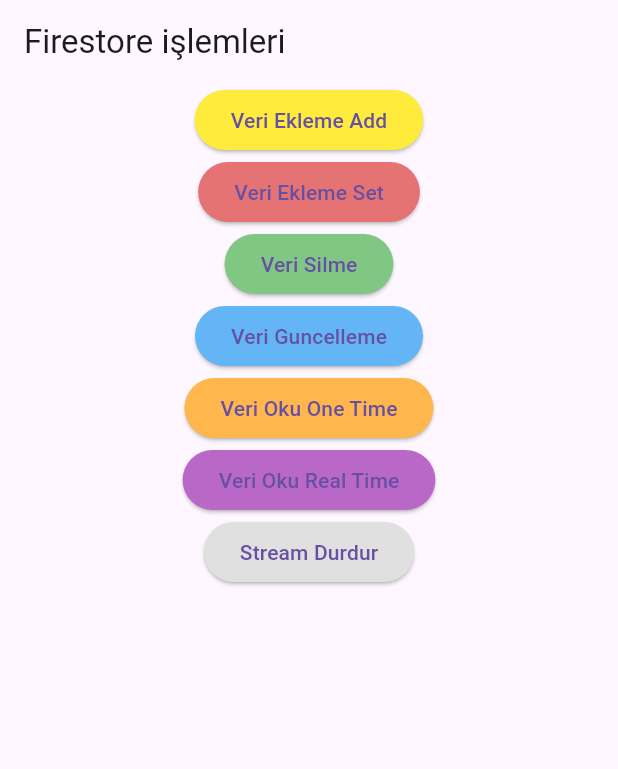
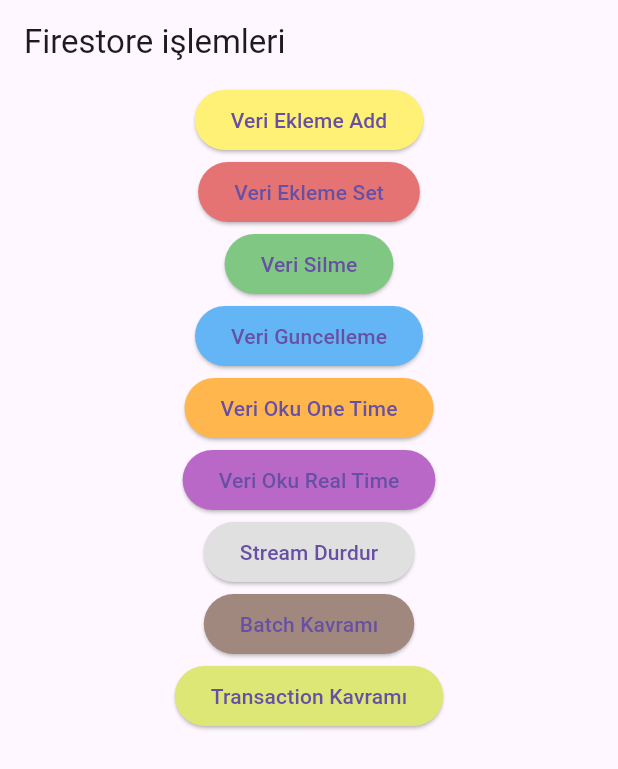
Before and after one commit to Cahidenuryalcin/fireabseDersleri, a Flutter app: the FirestoreDersleri screen opened directly, after a tap on "Veri Oku Real Time", on a phone screen of 412 x 824 dp. Shown: the top 769 px of the screen. Run offline on Flutter 3.47's test engine with Material 3 defaults, Android fonts, the phone set to English and light mode, and no system bars; our stand-ins replace cloud_firestore, firebase_auth, firebase_core; accounts and stored records are empty.

Commit message:
08.05.24

```diff
--- a/lib/firestore_dersleri.dart
+++ b/lib/firestore_dersleri.dart
@@ -1,3 +1,5 @@
+import 'dart:async';
+
 import 'package:cloud_firestore/cloud_firestore.dart';
 import 'package:flutter/material.dart';
 
@@ -11,6 +13,8 @@ class FirestoreDersleri extends StatelessWidget {
   FirestoreDersleri({super.key});
 
   FirebaseFirestore _firestore = FirebaseFirestore.instance;
+
+  StreamSubscription? _userSubscribe;
 
   @override
   Widget build(BuildContext context) {
@@ -29,7 +33,7 @@ class FirestoreDersleri extends StatelessWidget {
         child: Column(
           children: [
             ElevatedButton(
-                style: ElevatedButton.styleFrom(backgroundColor: Colors.yellow),
+                style: ElevatedButton.styleFrom(backgroundColor: Colors.yellow.shade300),
                 onPressed: () => veriEklemeAdd(),
                 child: Text("Veri Ekleme Add")),
             ElevatedButton(
@@ -52,18 +56,26 @@ class FirestoreDersleri extends StatelessWidget {
                     backgroundColor: Colors.orange.shade300),
                 onPressed: () => veriOkumaOneTime(),
                 child: Text("Veri Oku One Time")),
-
-                ElevatedButton(
+            ElevatedButton(
                 style: ElevatedButton.styleFrom(
                     backgroundColor: Colors.purple.shade300),
                 onPressed: () => veriOkumaRealTime(),
                 child: Text("Veri Oku Real Time")),
-
-                ElevatedButton(
+            ElevatedButton(
                 style: ElevatedButton.styleFrom(
                     backgroundColor: Colors.grey.shade300),
                 onPressed: () => streamDurdur(),
                 child: Text("Stream Durdur")),
+                ElevatedButton(
+                style: ElevatedButton.styleFrom(
+                    backgroundColor: Colors.brown.shade300),
+                onPressed: () => batchKavrami(),
+                child: Text("Batch Kavramı")),
+                ElevatedButton(
+                style: ElevatedButton.styleFrom(
+                    backgroundColor: Colors.lime.shade300),
+                onPressed: () => transactionKavrami(),
+                child: Text("Transaction Kavramı")),
           ],
         ),
       ),
@@ -131,44 +143,91 @@ class FirestoreDersleri extends StatelessWidget {
         .update({"okul": FieldValue.delete()});
   }
 
-
-
-  veriOkumaOneTime() async{
-
-
+  veriOkumaOneTime() async {
     //collection
 
     var _userDocuments = await _firestore.collection("users").get();
-    debugPrint(_userDocuments.size.toString()); //çıktı = 1        // tehlikeli bir işlem. 100bin kayıt  varsa 100 bin değerini elde etmem için 100bin okuma yaoması gerekecek.
+    debugPrint(_userDocuments.size
+        .toString()); //çıktı = 1        // tehlikeli bir işlem. 100bin kayıt  varsa 100 bin değerini elde etmem için 100bin okuma yaoması gerekecek.
     //ayrı bir collection ile bu işlemi tutarak da sayma işlemi yapılabilir
     // her user oluşturulduğunda counter +1 olmasını ayarlamak gibi
 
     debugPrint(_userDocuments.docs.length.toString()); //çıktı = 1
 
     for (var eleman in _userDocuments.docs) {
-      debugPrint("Döküman ID ${eleman.id}"); // çıktı = Döküman ID jiNaSGcxDQXuwGObpdAX
+      debugPrint(
+          "Döküman ID ${eleman.id}"); // çıktı = Döküman ID jiNaSGcxDQXuwGObpdAX
 
-      Map userMap= eleman.data();
+      Map userMap = eleman.data();
       debugPrint(userMap["isim"]); // çıktı =  menes
-
-
     }
-
 
     //dokuman
 
     var _menesDoc = await _firestore.doc("users/jiNaSGcxDQXuwGObpdAX").get();
-    debugPrint(_menesDoc.data().toString()); // çıktı =  {createdAt: Timestamp(seconds=1717274679, nanoseconds=767000000), ogrenciMi: true, renkler: [turkuaz, yesil], yas: 23, adres: {il: bursa, ilce: kestel}, isim: menes}
+    debugPrint(_menesDoc
+        .data()
+        .toString()); // çıktı =  {createdAt: Timestamp(seconds=1717274679, nanoseconds=767000000), ogrenciMi: true, renkler: [turkuaz, yesil], yas: 23, adres: {il: bursa, ilce: kestel}, isim: menes}
     debugPrint(_menesDoc.data()!["adres"]["il"].toString()); // çıktı = bursa
+  }
+
+  veriOkumaRealTime() async {
+    //sürekli olarak dinleme (stream)
+    var _userStream = await _firestore.collection("users").snapshots();
+    //-  var _userDocStream = await _firestore.collection("users/jiNaSGcxDQXuwGObpdAX").snapshots();
+    //- _userSubscribe = _userDocStream.listen((event){ // listen olduğundan users in her birini getiriyor , ilk tıklamada (butona bağladığımız için)
+    //- debugPrint(event.data().toString());
+
+    _userSubscribe = _userStream.listen((event) {
+
+
+      //docChanges ile
+      /* event.docChanges.forEach((element) {
+        debugPrint(element.doc.data().toString()); //firestordan değişiklik yaptığımızda, bilgiyi güncelleyip konsola dökümanı yazar
+      });
+      */
+
+      // dog ile
+       event.docs.forEach((element) {
+        debugPrint(element.data().toString());
+      });
+
+    });
+  }
+
+  // olmadı. çöz
+  streamDurdur() async {
+    await _userSubscribe?.cancel();
+  }
+
+
+  // ya hep ya hiç
+  // TOPLU YAPILAN İŞLEMLER
+
+  // 10 veri oluştururken bi hata sonucu 4 veri yazılıp 6 veri yazılamdığında, veri tutarsızlığı olur
+  // bunu engellemek için batch kullanılır. gidecekse 10 veri gider gidemeyecekse hiçbiri gitmez
+
+  batchKavrami() async{
+   WriteBatch _batch = _firestore.batch();
+/******* */ // bu ikisi arasınd ayapılan işlemler ya hep ya hiç oluyor.
+
+  CollectionReference _counterColRef = _firestore.collection("counter");
+
+/* batch ile eleman ekleme, bi hata olsaydı hiçbir şey eklemeyecekti, hata yoktu 99 tane counter ekledi firestora
+  for (var i = 0; i < 100; i++) {
+    var _yeniDoc = _counterColRef.doc();
+    _batch.set(_yeniDoc, {"sayac": ++i, "id":_yeniDoc.id });
 
   }
+ */
 
-  veriOkumaRealTime() async{
-    //sürekli olarak dinleme
+ var _counterDocs = await _counterColRef.get();
 
+
+/***** */
+   await _batch.commit();
   }
-
-  streamDurdur() async{
+  transactionKavrami() async{
 
   }
 }
```
